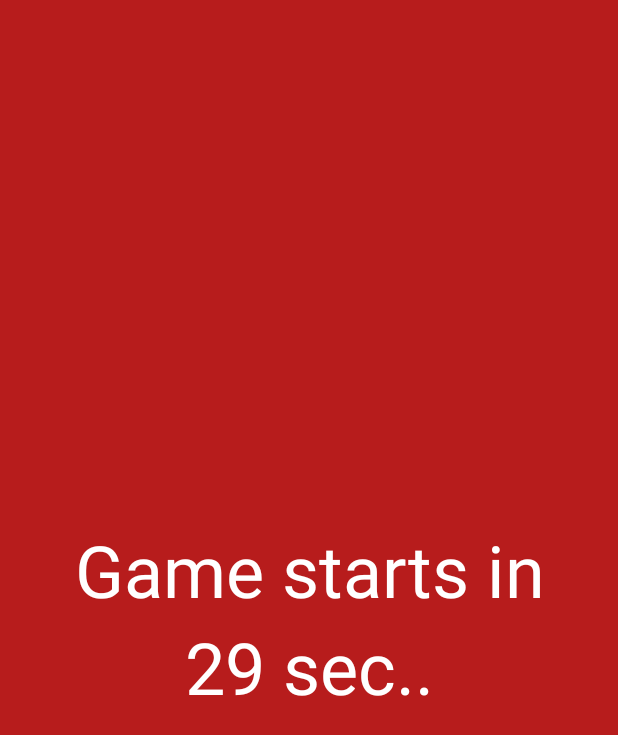
After one commit to Joshua-z-Luo/CMPT362_Project_Manhunt, an Android app built with Jetpack Compose: the CountdownActivity screen opened directly, with no data from a screen before it, on a phone screen of 412 x 824 dp. The commit adds this screen. Shown: the top 735 px of the screen. Run offline under Robolectric (Android 15) with nearby library versions, the phone set to English and light mode, and no system bars.

Commit message:
added the countdown and hunter's game phase(google map api, hunter's range visualization, countdown)

```diff
--- a/app/build.gradle.kts
+++ b/app/build.gradle.kts
@@ -61,4 +61,5 @@ dependencies {
     implementation("com.google.android.gms:play-services-location:21.3.0")
     implementation("com.squareup.okhttp3:okhttp:4.12.0")
     implementation("org.jetbrains.kotlinx:kotlinx-coroutines-android:1.9.0")
+    implementation("com.google.android.gms:play-services-maps:18.2.0")
 }
--- /dev/null
+++ b/app/src/main/java/joshua_luo/example/cmpt362projectmanhunt/CountdownActivity.kt
@@ -0,0 +1,83 @@
+package joshua_luo.example.cmpt362projectmanhunt
+
+import android.content.Intent
+import android.os.Bundle
+import android.os.CountDownTimer
+import android.widget.TextView
+import androidx.activity.ComponentActivity
+
+class CountdownActivity : ComponentActivity() {
+
+    private lateinit var tvCountdown: TextView
+    private var countdown: CountDownTimer? = null
+
+    override fun onCreate(savedInstanceState: Bundle?) {
+        super.onCreate(savedInstanceState)
+        setContentView(R.layout.activity_countdown)
+
+        tvCountdown = findViewById(R.id.tvCountdown)
+
+        //get data from intent
+        val selectedHunterId = intent.getStringExtra("hunterId") ?: ""
+        val currentUserId = intent.getStringExtra("userId") ?: ""
+        val roomCode = intent.getStringExtra("roomCode") ?: ""
+        val baseUrl = intent.getStringExtra("baseUrl" ) ?: ""
+        val timerMinutes = intent.getIntExtra("timerMinutes", 30)
+        val hunterRange = intent.getIntExtra("hunterRange", 50)
+        val runnerRange = intent.getIntExtra("runnerRange", 100 )
+        val abilityMode = intent.getBooleanExtra("abilityMode", false)
+
+        startCountdown(
+            selectedHunterId,
+            currentUserId,
+            roomCode,
+            baseUrl,
+            timerMinutes,
+            hunterRange,
+            runnerRange,
+            abilityMode
+        )
+    }
+
+    private fun startCountdown(
+        hunterId: String,
+        userId: String,
+        roomCode: String,
+        baseUrl: String,
+        timerMinutes: Int,
+        hunterRange: Int,
+        runnerRange: Int,
+        abilityMode: Boolean
+    ) {
+        countdown = object : CountDownTimer(30000, 1000) {
+            override fun onTick(millisUntilFinished: Long ) {
+                val seconds = (millisUntilFinished / 1000).toInt()
+                tvCountdown.text = "Game starts in\n$seconds sec.."
+            }
+
+            override fun onFinish() {
+                val isHunter = userId == hunterId
+
+                if (isHunter) {
+                    val intent = Intent(this@CountdownActivity, HunterGameActivity::class.java).apply {
+                        putExtra("userId", userId)
+                        putExtra("roomCode", roomCode)
+                        putExtra("baseUrl", baseUrl)
+                        putExtra("timerMinutes", timerMinutes )
+                        putExtra("hunterRange", hunterRange)
+                        putExtra("abilityMode", abilityMode )
+                    }
+                    startActivity(intent)
+                } else {
+                    finish()
+                }
+                finish()
+            }
+        }.start()
+    }
+
+    override fun onDestroy() {
+        super.onDestroy()
+        countdown?.cancel()
+    }
+}
--- /dev/null
+++ b/app/src/main/res/layout/activity_countdown.xml
@@ -0,0 +1,19 @@
+<?xml version="1.0" encoding="utf-8"?>
+<RelativeLayout xmlns:android="http://schemas.android.com/apk/res/android"
+    android:layout_width="match_parent"
+    android:layout_height="match_parent"
+    android:background= "#FFB71C1C">
+
+    <TextView
+        android:id="@+id/tvCountdown"
+        android:layout_width= "wrap_content"
+        android:layout_height="wrap_content"
+        android:layout_centerInParent="true"
+        android:text = "Game starts in\n30 sec.."
+        android:textSize="48sp"
+        android:textColor="#FFFFFFFF"
+        android:textAlignment ="center"
+        android:gravity="center"
+        android:lineSpacingExtra= "8dp"/>
+
+</RelativeLayout>
```
Also changed, not shown: app/src/main/AndroidManifest.xml (+20 -0 lines), app/src/main/java/joshua_luo/example/cmpt362projectmanhunt/HuntergameActivity.kt (added, +278 -0 lines), app/src/main/java/joshua_luo/example/cmpt362projectmanhunt/MainActivity.kt (+22 -16 lines), app/src/main/java/joshua_luo/example/cmpt362projectmanhunt/SettingsActivity.kt (+6 -9 lines), app/src/main/res/layout/activity_huntergame.xml (added, +48 -0 lines).
